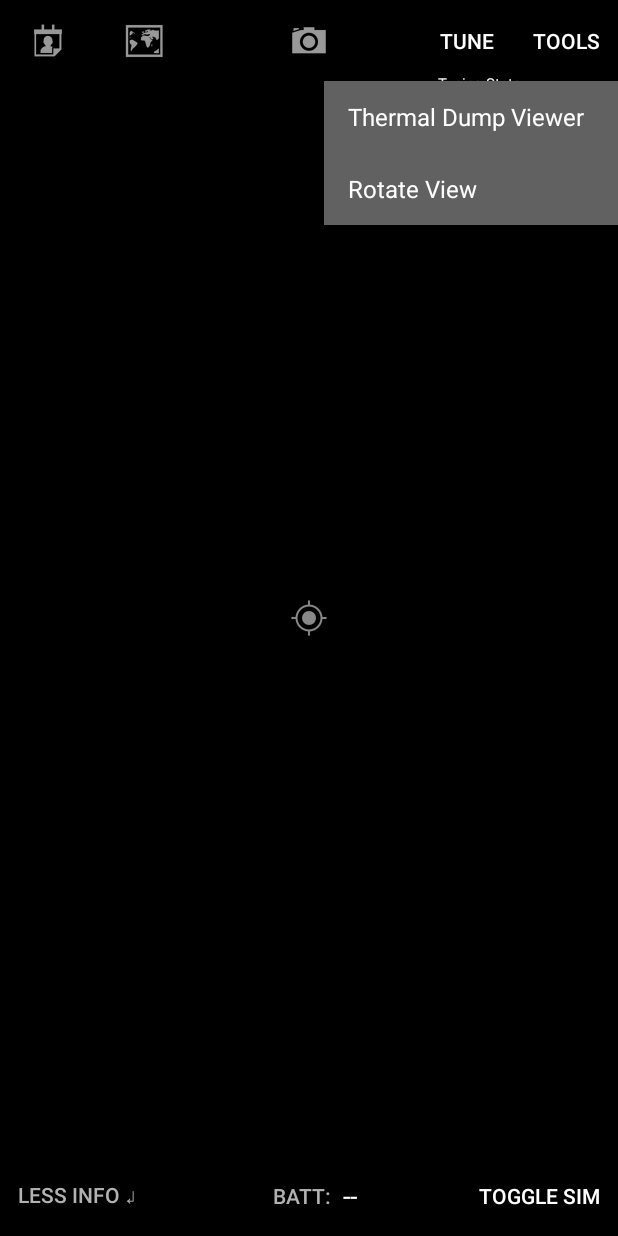
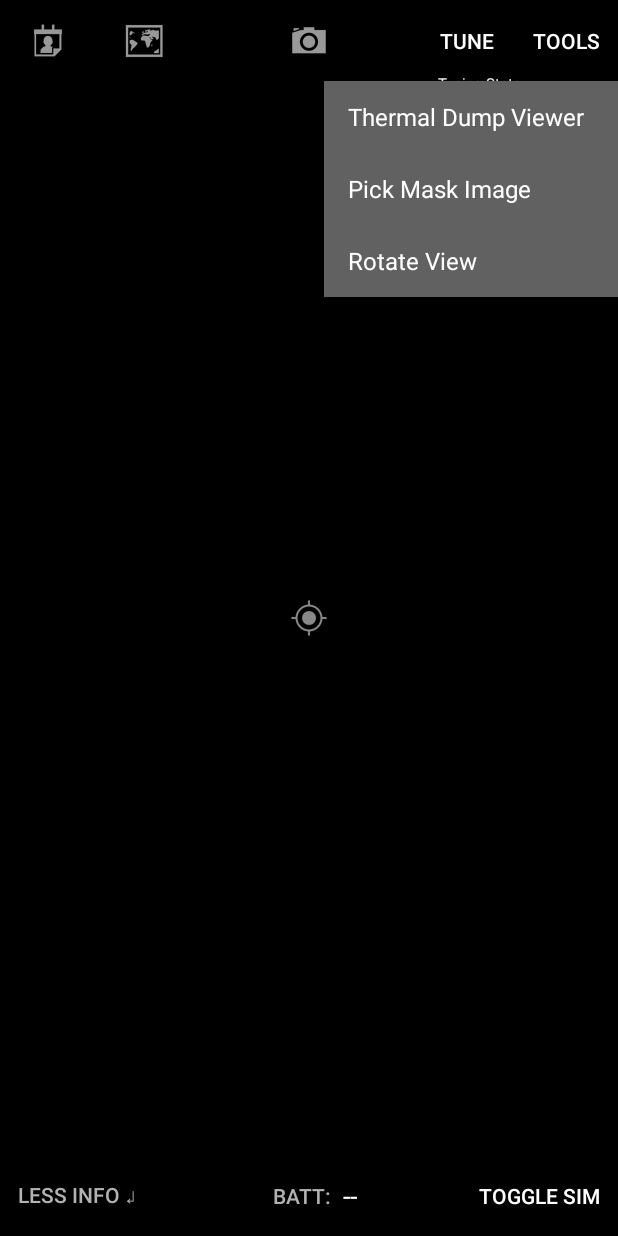
Before and after one commit to edingroot/MedicalThermalImager, an Android app: the screen it shows after launch (PreviewActivity), after a tap on "TOOLS", on a phone screen of 412 x 824 dp. Run offline under Robolectric (Android 15) with nearby library versions, the phone set to English and light mode, and no system bars; our stand-ins replace ButterKnife; libraries missing offline, so code that uses them is left out: com.flir.flironesdk; 6 statements that could not run were skipped.

Commit message:
PreviewActivity: move mask image pick/unset button into Tools popup menu.

```diff
--- a/app/src/main/java/tw/cchi/flironedemo1/activity/PreviewActivity.java
+++ b/app/src/main/java/tw/cchi/flironedemo1/activity/PreviewActivity.java
@@ -112,7 +112,6 @@ public class PreviewActivity extends BaseActivity implements Device.Delegate, Fr
     @BindView(R.id.txtRcgnThresValue) TextView txtRcgnThresValue;
     @BindView(R.id.btnFilter) Button btnFilter;
     @BindView(R.id.btnRcgHigh) Button btnRcgHigh;
-    @BindView(R.id.imgBtnPick) ImageButton imgBtnPick;
     @BindView(R.id.btnTools) Button btnTools;
     @BindView(R.id.editTuningState) TextView editTuningState;
 
@@ -269,7 +268,6 @@ public class PreviewActivity extends BaseActivity implements Device.Delegate, Fr
                     String filepath = cursor.getString(columnIndex);
                     cursor.close();
                     opacityMask = BitmapFactory.decodeFile(filepath);
-                    imgBtnPick.setBackgroundColor(getResources().getColor(android.R.color.holo_blue_dark));
 
                     // Reconnect sim device if it was connected previously
                     if (simConnected && flirOneDevice == null) {
@@ -514,26 +512,33 @@ public class PreviewActivity extends BaseActivity implements Device.Delegate, Fr
         }
     }
 
-    public void onImagePickClicked(View v) {
-        if (opacityMask == null) {
-            Intent galleryIntent = new Intent(
-                    Intent.ACTION_PICK, android.provider.MediaStore.Images.Media.EXTERNAL_CONTENT_URI);
-            startActivityForResult(galleryIntent, ACTION_PICK_FROM_GALLERY);
-        } else {
-            opacityMask = null;
-            imgBtnPick.setBackgroundColor(0);
-        }
+    public void onSelectPatientClicked(View v) {
+        // TODO
     }
 
     public void onToolsClicked(View v) {
         PopupMenu popup = new PopupMenu(this, v);
         popup.inflate(R.menu.preview_tools_menu);
+
+        String pickMaskTitle = getString(opacityMask == null ? R.string.pick_mask : R.string.unset_mask);
+        popup.getMenu().findItem(R.id.action_pick_mask).setTitle(pickMaskTitle);
+
         popup.setOnMenuItemClickListener(new PopupMenu.OnMenuItemClickListener() {
             @Override
             public boolean onMenuItemClick(MenuItem item) {
                 switch (item.getItemId()) {
                     case R.id.action_dump_viewer:
                         startActivity(new Intent(PreviewActivity.this, DumpViewerActivity.class));
+                        return true;
+
+                    case R.id.action_pick_mask:
+                        if (opacityMask == null) {
+                            Intent galleryIntent = new Intent(
+                                    Intent.ACTION_PICK, android.provider.MediaStore.Images.Media.EXTERNAL_CONTENT_URI);
+                            startActivityForResult(galleryIntent, ACTION_PICK_FROM_GALLERY);
+                        } else {
+                            opacityMask = null;
+                        }
                         return true;
 
                     case R.id.action_switch_rotate:
--- a/app/src/main/res/layout/activity_preview.xml
+++ b/app/src/main/res/layout/activity_preview.xml
@@ -40,12 +40,12 @@
             tools:ignore="UselessParent">
 
             <ImageButton
-                android:id="@+id/imgBtnPick"
+                android:id="@+id/imgBtnSelectPatient"
                 style="?metaButtonBarButtonStyle"
                 android:layout_width="wrap_content"
                 android:layout_height="wrap_content"
                 android:layout_alignParentStart="true"
-                android:onClick="onImagePickClicked"
+                android:onClick="onSelectPatientClicked"
                 android:src="@android:drawable/ic_menu_my_calendar"/>
 
             <ImageButton
@@ -53,7 +53,7 @@
                 style="?metaButtonBarButtonStyle"
                 android:layout_width="wrap_content"
                 android:layout_height="wrap_content"
-                android:layout_toEndOf="@id/imgBtnPick"
+                android:layout_toEndOf="@id/imgBtnSelectPatient"
                 android:onClick="onAnalyzeClicked"
                 android:src="@android:drawable/ic_menu_mapmode"/>
 
--- a/app/src/main/res/menu/preview_tools_menu.xml
+++ b/app/src/main/res/menu/preview_tools_menu.xml
@@ -5,11 +5,16 @@
     <item
         android:id="@+id/action_dump_viewer"
         android:title="@string/dump_viewer"
-        app:showAsAction="always"/>
+        app:showAsAction="never"/>
+
+    <item
+        android:id="@+id/action_pick_mask"
+        android:title="@string/pick_mask"
+        app:showAsAction="never"/>
 
     <item
         android:id="@+id/action_switch_rotate"
         android:title="@string/rotate_view"
-        app:showAsAction="always"/>
+        app:showAsAction="never"/>
 
 </menu>
--- a/app/src/main/res/values/strings.xml
+++ b/app/src/main/res/values/strings.xml
@@ -22,6 +22,8 @@
 
     <!-- Menu Items: preview_tools_menu -->
     <string name="dump_viewer">Thermal Dump Viewer</string>
+    <string name="pick_mask">Pick Mask Image</string>
+    <string name="unset_mask">Unset Mask Image</string>
     <string name="rotate_view">Rotate View</string>
 
     <!-- Messages -->
```
